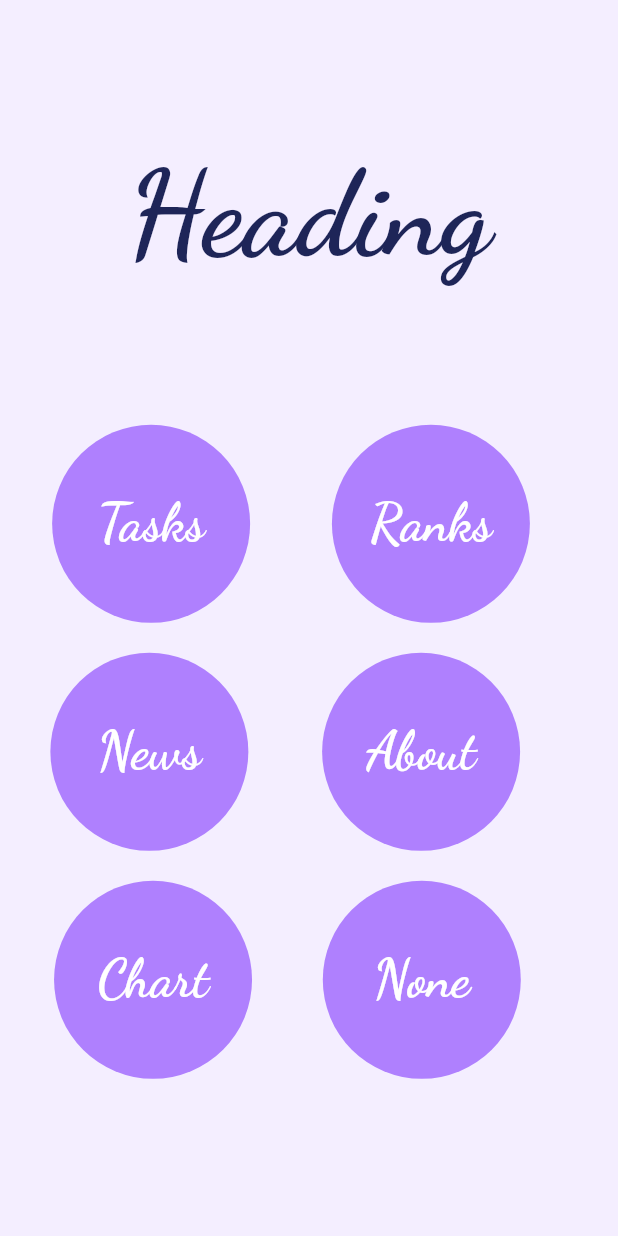
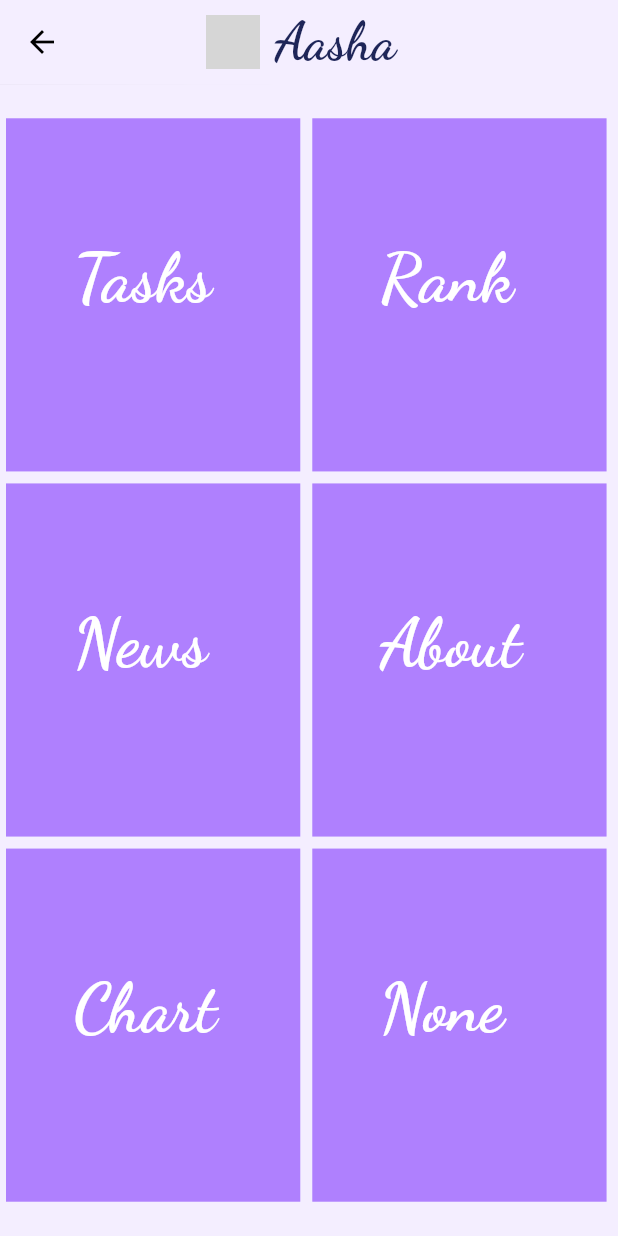
Before and after one commit to Manorama09/Aasha, a Flutter app: the HomeScreen screen opened directly, on a phone screen of 412 x 824 dp. Run offline on Flutter 3.47's test engine with Material 2 defaults, Android fonts, the phone set to English and light mode, and no system bars; our stand-ins replace fl_chart, google_fonts; missing offline and left inert: twitter_api; grey boxes are pictures that could not be loaded.

Commit message:
Modified Home Screen

```diff
--- a/lib/screens/home.dart
+++ b/lib/screens/home.dart
@@ -7,19 +7,21 @@ import 'package:flutter/material.dart';
 import 'package:google_fonts/google_fonts.dart';
 
 class HomeScreen extends StatelessWidget {
-  Widget button(String s) {
+  Widget button(String s, BuildContext context) {
     return Container(
+      width: MediaQuery.of(context).size.width / 2.1,
+      height: MediaQuery.of(context).size.height / 3.5,
       child: Padding(
-        padding: const EdgeInsets.all(45.0),
+        padding: const EdgeInsets.symmetric(horizontal: 45.0, vertical: 80),
         child: Text(s,
             style: GoogleFonts.dancingScript(
                 color: Colors.white,
-                fontSize: 35,
+                fontSize: 45,
                 fontWeight: FontWeight.w700)),
       ),
-      margin: EdgeInsets.all(10.0),
-      decoration:
-          BoxDecoration(color: const Color(0xffAF80FE), shape: BoxShape.circle),
+      margin: EdgeInsets.all(4.0),
+      decoration: BoxDecoration(
+          color: const Color(0xffAF80FE), shape: BoxShape.rectangle),
     );
   }
 
@@ -27,21 +29,35 @@ class HomeScreen extends StatelessWidget {
   Widget build(BuildContext context) {
     return Scaffold(
         backgroundColor: const Color(0xffF4EEFF),
+        appBar: new AppBar(
+          elevation: 0.1,
+          backgroundColor: const Color(0xffF4EEFF),
+          title: Padding(
+            padding: const EdgeInsets.fromLTRB(65, 0, 0, 0),
+            child: Row(children: <Widget>[
+              Container(
+                width: 36,
+                height: 36,
+                child: Image.asset('./images/logo.png'),
+              ),
+              Padding(
+                padding: const EdgeInsets.fromLTRB(10,0,0,0),
+                child: Text("Aasha",
+                    style: GoogleFonts.dancingScript(
+                        color: const Color(0xff1E2558),
+                        fontSize: 35,
+                        fontWeight: FontWeight.w700)),
+              ),
+            ]),
+          ),
+        ),
         body: Center(
           child: Column(
               mainAxisAlignment: MainAxisAlignment.center,
               crossAxisAlignment: CrossAxisAlignment.center,
               children: <Widget>[
-                Text("Heading",
-                    style: GoogleFonts.dancingScript(
-                        color: const Color(0xff1E2558),
-                        fontSize: 80,
-                        fontWeight: FontWeight.w700)),
-                SizedBox(
-                  height: MediaQuery.of(context).size.height / 10,
-                ),
                 Padding(
-                  padding: const EdgeInsets.fromLTRB(10, 0, 0, 0),
+                  padding: const EdgeInsets.fromLTRB(0, 0, 0, 0),
                   child: Row(
                     children: <Widget>[
                       GestureDetector(
@@ -52,7 +68,7 @@ class HomeScreen extends StatelessWidget {
                                 builder: (context) => TasksScreen()),
                           );
                         },
-                        child: button("Tasks"),
+                        child: button("Tasks", context),
                       ),
                       GestureDetector(
                         onTap: () {
@@ -62,13 +78,13 @@ class HomeScreen extends StatelessWidget {
                                 builder: (context) => RanksScreen()),
                           );
                         },
-                        child: button("Ranks"),
+                        child: button("Rank", context),
                       ),
                     ],
                   ),
                 ),
                 Padding(
-                  padding: const EdgeInsets.fromLTRB(10, 0, 0, 0),
+                  padding: const EdgeInsets.fromLTRB(0, 0, 0, 0),
                   child: Row(
                     children: <Widget>[
                       GestureDetector(
@@ -79,7 +95,7 @@ class HomeScreen extends StatelessWidget {
                                 builder: (context) => NewsScreen()),
                           );
                         },
-                        child: button("News"),
+                        child: button("News", context),
                       ),
                       GestureDetector(
                         onTap: () {
@@ -89,13 +105,13 @@ class HomeScreen extends StatelessWidget {
                                 builder: (context) => AboutScreen()),
                           );
                         },
-                        child: button("About"),
+                        child: button("About", context),
                       ),
                     ],
                   ),
                 ),
                 Padding(
-                  padding: const EdgeInsets.fromLTRB(10, 0, 0, 0),
+                  padding: const EdgeInsets.fromLTRB(0, 0, 0, 0),
                   child: Row(
                     children: <Widget>[
                       GestureDetector(
@@ -106,7 +122,7 @@ class HomeScreen extends StatelessWidget {
                                 builder: (context) => LineChartSample2()),
                           );
                         },
-                        child: button("Chart"),
+                        child: button("Chart", context),
                       ),
                       GestureDetector(
                         onTap: () {
@@ -116,7 +132,7 @@ class HomeScreen extends StatelessWidget {
                                 builder: (context) => AboutScreen()),
                           );
                         },
-                        child: button("None"),
+                        child: button("None", context),
                       ),
                     ],
                   ),
```
Also changed, not shown: lib/screens/desc.txt (added, +42 -0 lines).
